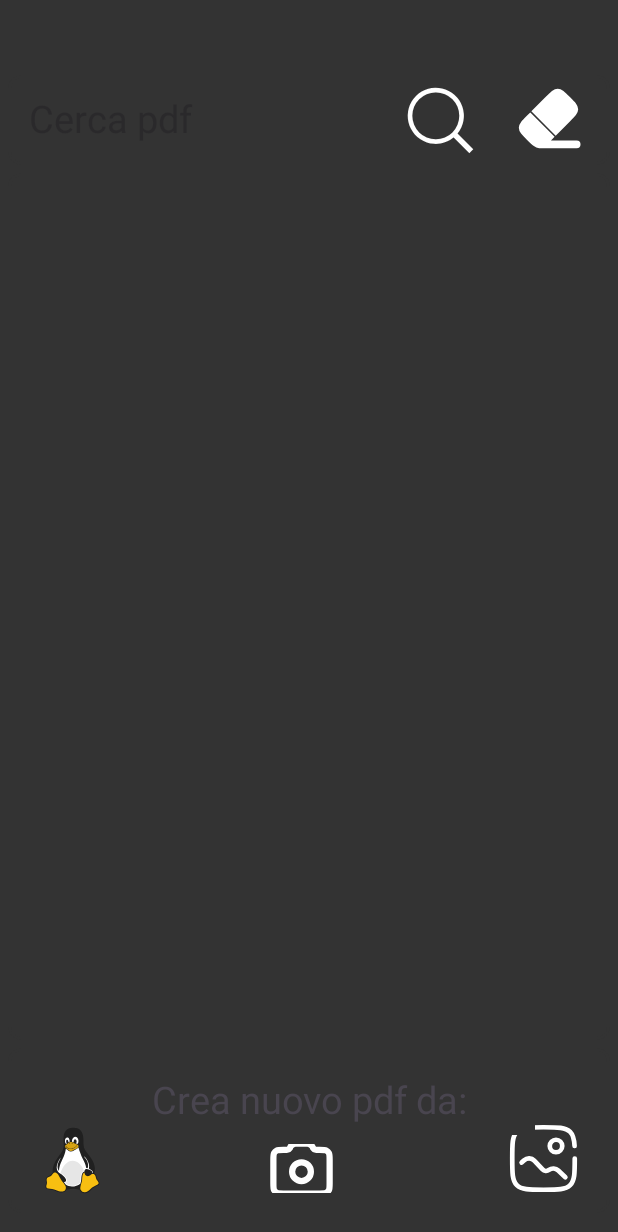
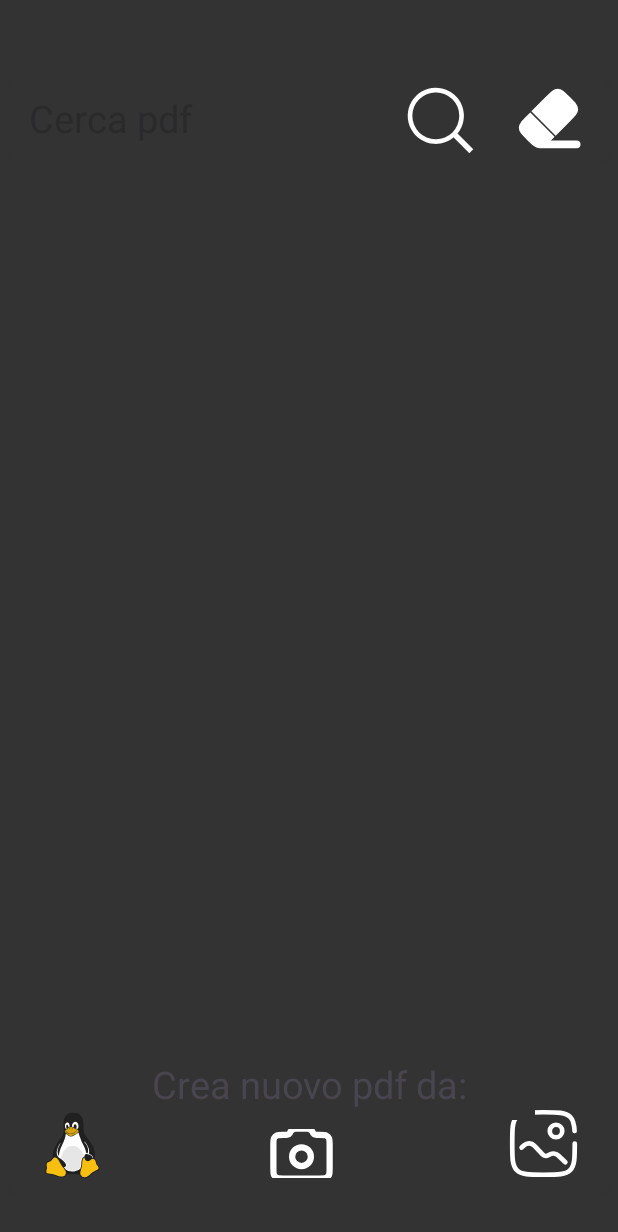
Before and after one commit to Kiriaevi/image2pdf, an Android app: the screen it shows after launch (Condivisione), on a phone screen of 412 x 824 dp. Shown: the top 1232 px of the screen. Run offline under Robolectric (Android 15) with nearby library versions, the phone set to English and light mode, and no system bars; libraries missing offline, so code that uses them is left out: androidx.camera.core, com.itextpdf.io, com.itextpdf.kernel, com.itextpdf.layout.

Commit message:
Alzato il margine inferiore

```diff
--- a/app/src/main/res/layout/activity_condivisione.xml
+++ b/app/src/main/res/layout/activity_condivisione.xml
@@ -104,7 +104,7 @@
         android:layout_width="match_parent"
         android:layout_height="110dp"
 
-        android:layout_marginBottom="15dp"
+        android:layout_marginBottom="25dp"
         android:layout_marginStart="5dp"
         android:layout_marginEnd="5dp"
 
```
